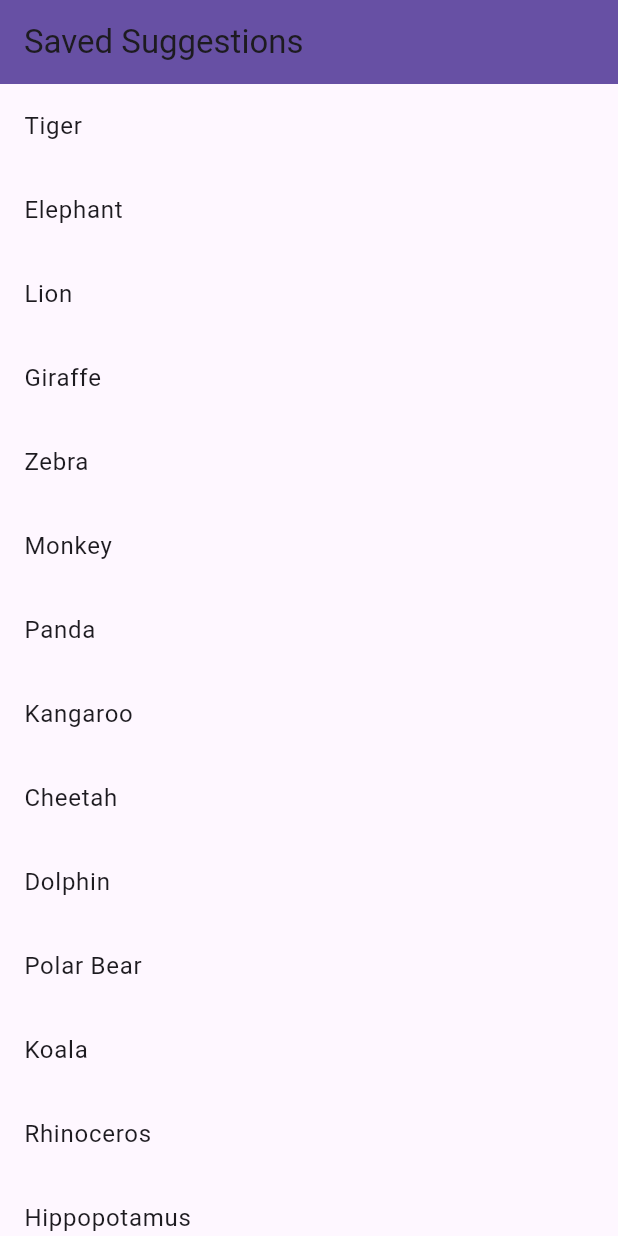
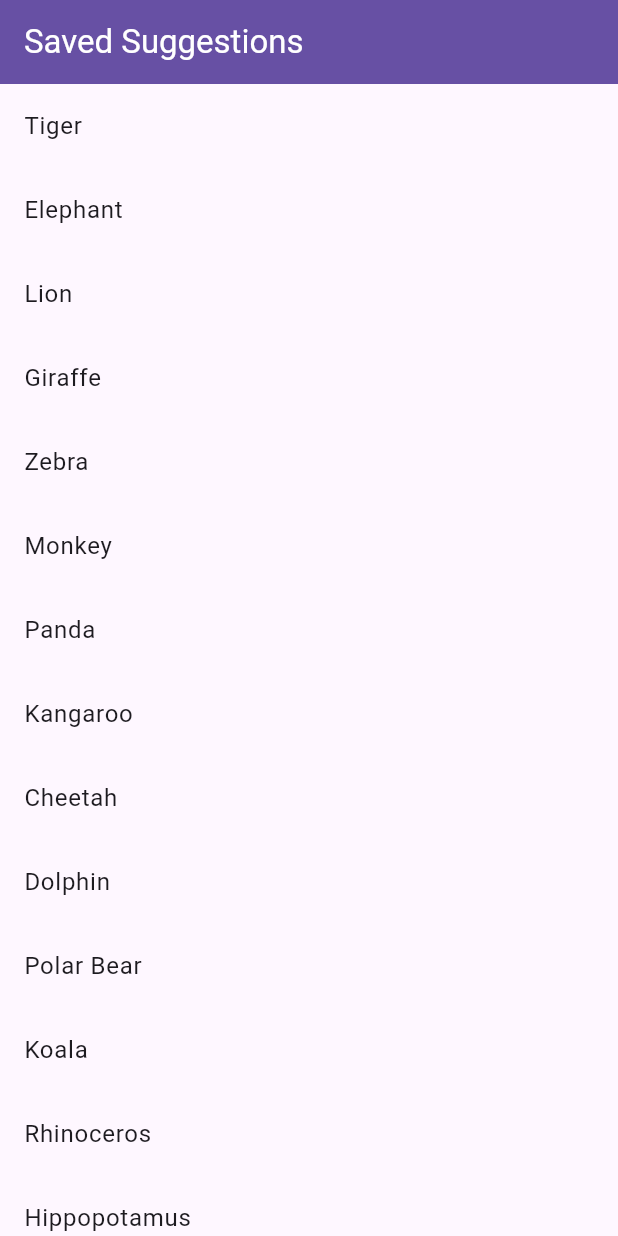
Before and after one commit to ALIRAZA17/MAD-Lab6, a Flutter app: the screen it shows after launch, on a phone screen of 412 x 824 dp. Run offline on Flutter 3.47's test engine with Material 3 defaults, Android fonts, the phone set to English and light mode, and no system bars.

Commit message:
some changes and cleanups

```diff
--- a/Task1/lib/main.dart
+++ b/Task1/lib/main.dart
@@ -60,7 +60,12 @@ class _SavedSuggestionsScreenState extends State<SavedSuggestionsScreen> {
   Widget build(BuildContext context) {
     return Scaffold(
       appBar: AppBar(
-        title: const Text('Saved Suggestions'),
+        title: const Text(
+          'Saved Suggestions',
+          style: TextStyle(
+            color: Colors.white,
+          ),
+        ),
         backgroundColor: Theme.of(context).primaryColor,
       ),
       body: ListView.builder(
```
